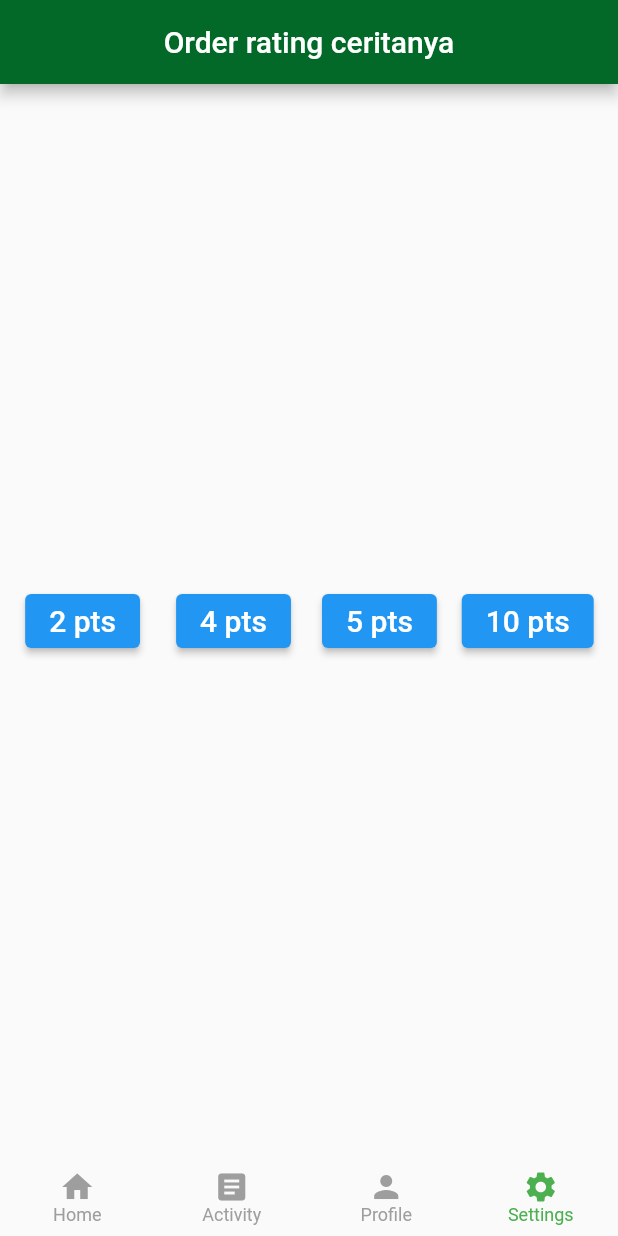
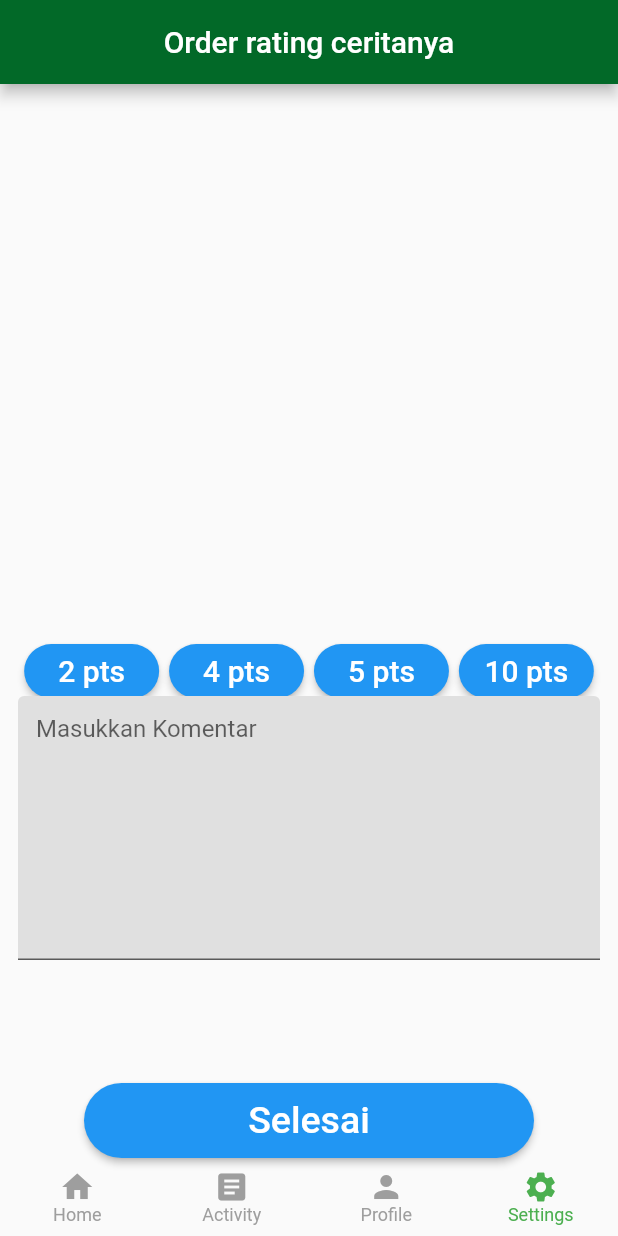
Before and after one commit to rannnayy/Milestone02_K29, a Flutter app: the screen it shows after launch, item 4 of the bottom bar chosen, on a phone screen of 412 x 824 dp. Run offline on Flutter 3.47's test engine with Material 2 defaults, Android fonts, the phone set to English and light mode, and no system bars; missing offline and left inert: dart:ffi; project files that could hold a hidden picture were left out.

Commit message:
Modified order_rating.dart [50% completion]

```diff
--- a/src/clean_out_co/lib/pages/order_rating.dart
+++ b/src/clean_out_co/lib/pages/order_rating.dart
@@ -24,6 +24,8 @@ class _OrderRatingState extends State<OrderRating> {
             fourptsButton(),
             fiveptsButton(),
             tenptsButton(),
+            selesaiButton(),
+            commentField(),
           ]
         ),
 
@@ -33,7 +35,7 @@ class _OrderRatingState extends State<OrderRating> {
 
 Widget twoptsButton() {
   return Align(
-    alignment: Alignment(-0.9, 0.0),
+    alignment: Alignment(-0.9, 0.1),
     child: ElevatedButton(
       child: Text(
         '2 pts',
@@ -42,13 +44,18 @@ Widget twoptsButton() {
       onPressed: () {
         print('Pressed');
       },
+      style: ElevatedButton.styleFrom(
+          fixedSize: Size(90, 15),
+          shape: RoundedRectangleBorder(
+              borderRadius: BorderRadius.circular(50))
+      ),
     ),
   );
 }
 
 Widget fourptsButton() {
   return Align(
-    alignment: Alignment(-0.3, 0.0),
+    alignment: Alignment(-0.3, 0.1),
     child: ElevatedButton(
       child: Text(
         '4 pts',
@@ -57,13 +64,18 @@ Widget fourptsButton() {
       onPressed: () {
         print('Pressed');
       },
+      style: ElevatedButton.styleFrom(
+          fixedSize: Size(90, 15),
+          shape: RoundedRectangleBorder(
+              borderRadius: BorderRadius.circular(50))
+      ),
     ),
   );
 }
 
 Widget fiveptsButton() {
   return Align(
-    alignment: Alignment(0.28, 0.0),
+    alignment: Alignment(0.3, 0.1),
     child: ElevatedButton(
       child: Text(
         '5 pts',
@@ -72,13 +84,18 @@ Widget fiveptsButton() {
       onPressed: () {
         print('Pressed');
       },
+      style: ElevatedButton.styleFrom(
+          fixedSize: Size(90, 15),
+          shape: RoundedRectangleBorder(
+              borderRadius: BorderRadius.circular(50))
+      ),
     ),
   );
 }
 
 Widget tenptsButton() {
   return Align(
-    alignment: Alignment(0.9, 0.0),
+    alignment: Alignment(0.9, 0.1),
     child: ElevatedButton(
       child: Text(
         '10 pts',
@@ -87,6 +104,51 @@ Widget tenptsButton() {
       onPressed: () {
         print('Pressed');
       },
+      style: ElevatedButton.styleFrom(
+          fixedSize: Size(90, 15),
+          shape: RoundedRectangleBorder(
+              borderRadius: BorderRadius.circular(50))
+      ),
     ),
   );
 }
+
+Widget selesaiButton() {
+  return Align(
+    alignment: Alignment(0.0, 1.0),
+    child: ElevatedButton(
+      child: Text(
+        'Selesai',
+        style: TextStyle(fontSize: 25),
+      ),
+      onPressed: () {
+        print('Pressed');
+      },
+      style: ElevatedButton.styleFrom(
+          fixedSize: Size(300, 50),
+          shape: RoundedRectangleBorder(
+              borderRadius: BorderRadius.circular(50))
+      ),
+    ),
+  );
+}
+
+Widget commentField() {
+  final maxLines = 8;
+
+  return Container(
+    alignment: Alignment(0, 48.5),
+    margin: EdgeInsets.all(12),
+    height: maxLines * 24.0,
+    child: TextField(
+      keyboardType: TextInputType.text,
+      textInputAction: TextInputAction.done,
+      maxLines: maxLines,
+      decoration: InputDecoration(
+        hintText: "Masukkan Komentar",
+        fillColor: Colors.grey[300],
+        filled: true,
+      ),
+    ),
+  );
+}
```
